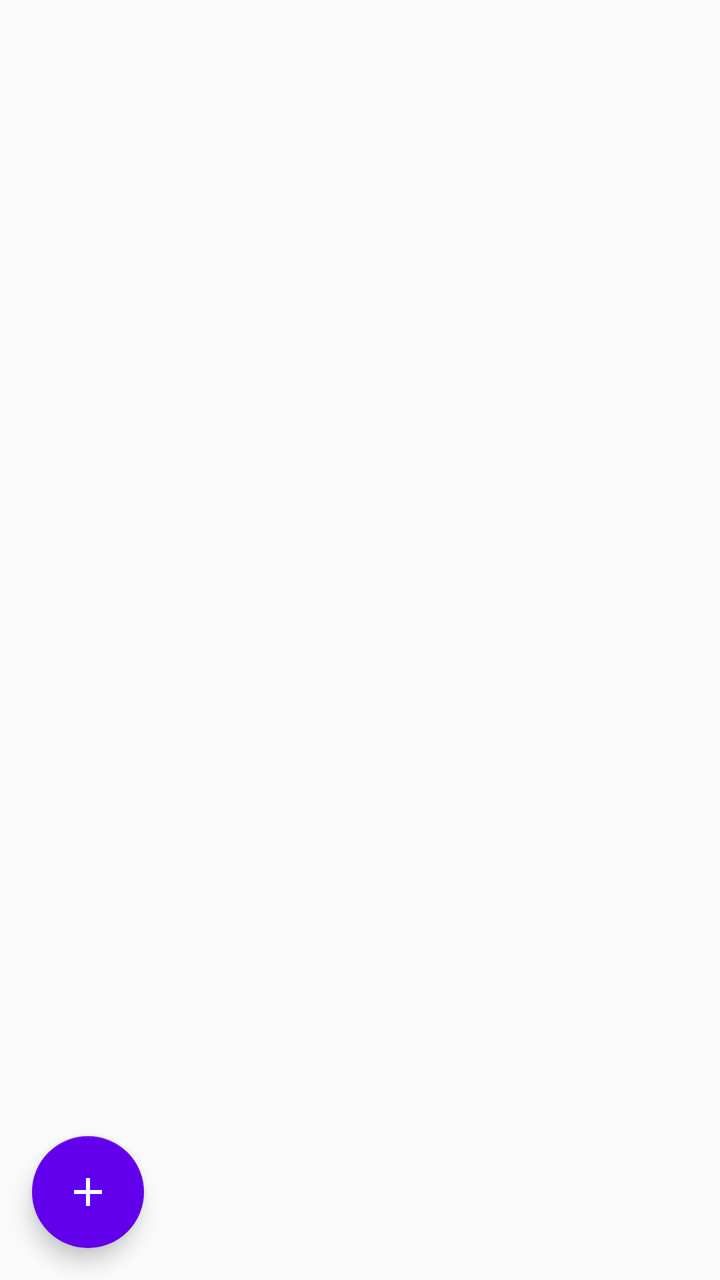
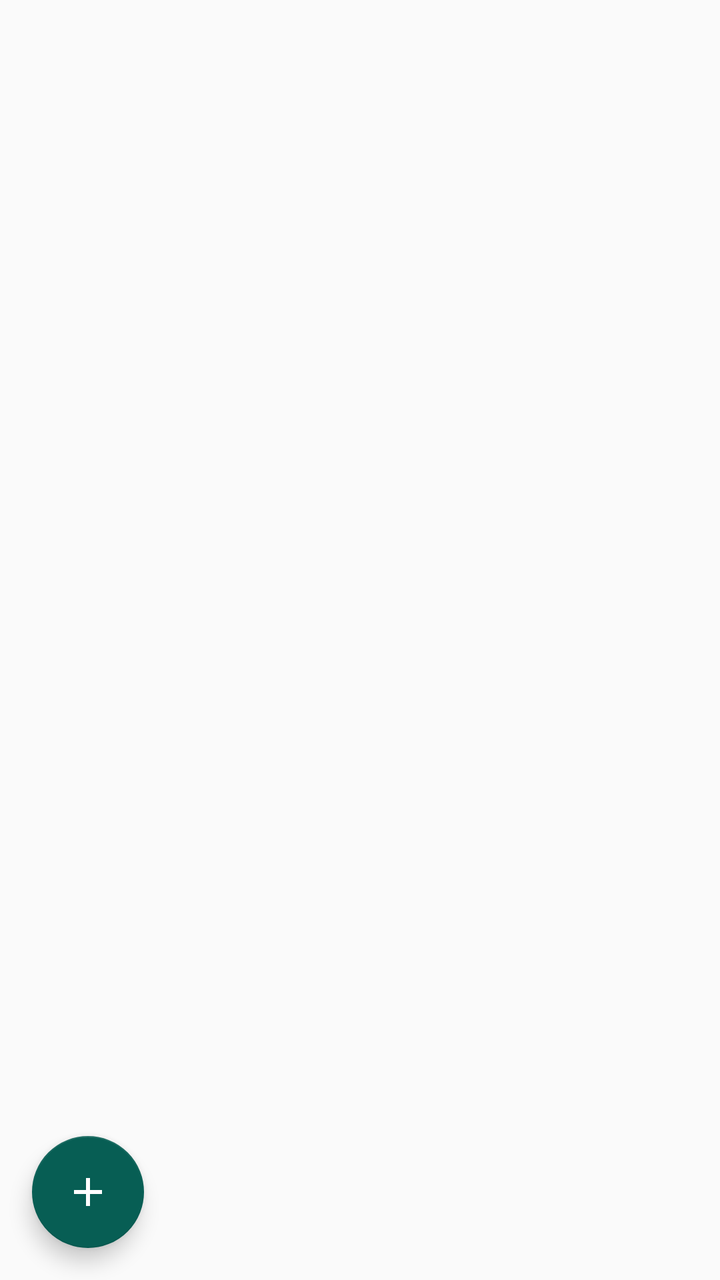

Two renders of the same Android screen: before a commit and after it. Below are the layout's source before the change and the commit's diff.
<!-- AndroidManifest.xml: application theme Theme.WhatsDownloadPlus -->
<!-- res/layout/fragment_tracker.xml -->
<?xml version="1.0" encoding="utf-8"?>
<androidx.constraintlayout.widget.ConstraintLayout
    xmlns:android="http://schemas.android.com/apk/res/android"
    xmlns:app="http://schemas.android.com/apk/res-auto"
    android:layout_width="match_parent"
    android:layout_height="match_parent"
    android:background="#FAFAFA">

    <androidx.recyclerview.widget.RecyclerView
        android:id="@+id/recyclerViewTracker"
        android:layout_width="0dp"
        android:layout_height="0dp"
        android:padding="12dp"
        app:layout_constraintTop_toTopOf="parent"
        app:layout_constraintBottom_toTopOf="@+id/fabAddFilter"
        app:layout_constraintStart_toStartOf="parent"
        app:layout_constraintEnd_toEndOf="parent"/>

    
    <TextView
        android:id="@+id/textEmptyState"
        android:layout_width="wrap_content"
        android:layout_height="wrap_content"
        android:text="No notifications found for this keyword."
        android:textSize="16sp"
        android:textColor="@color/black"
        android:visibility="gone"
        app:layout_constraintTop_toTopOf="@id/recyclerViewTracker"
        app:layout_constraintBottom_toBottomOf="@id/recyclerViewTracker"
        app:layout_constraintStart_toStartOf="parent"
        app:layout_constraintEnd_toEndOf="parent"/>

    <com.google.android.material.floatingactionbutton.FloatingActionButton
        android:id="@+id/fabAddFilter"
        android:layout_width="56dp"
        android:layout_height="56dp"
        android:contentDescription="Add Filter"
        android:src="@drawable/ic_add"
        app:backgroundTint="@color/purple_500"
        app:layout_constraintBottom_toBottomOf="parent"
        app:layout_constraintStart_toStartOf="parent"
        android:layout_margin="16dp"/>
</androidx.constraintlayout.widget.ConstraintLayout>
<!-- resources referenced by this layout -->
<resources>
  <color name="black">#FF000000</color>
  <color name="purple_500">#FF6200EE</color>
  <!-- drawable ic_add (drawable) -->
  <?xml version="1.0" encoding="utf-8"?>
  <vector xmlns:android="http://schemas.android.com/apk/res/android"
      android:width="24dp"
      android:height="24dp"
      android:viewportWidth="24"
      android:viewportHeight="24">
  
      <path
          android:fillColor="#FFFFFF"
          android:pathData="M19,13h-6v6h-2v-6H5v-2h6V5h2v6h6v2z"/>
  </vector>
  <style name="Theme.WhatsDownloadPlus" parent="Theme.MaterialComponents.DayNight.NoActionBar">
          
          <item name="colorPrimary">@color/whatsapp_green</item>
          <item name="colorPrimaryVariant">@color/whatsapp_dark_green</item>
          <item name="colorOnPrimary">@android:color/white</item>
  
          
          <item name="colorSecondary">@color/teal_200</item>
          <item name="colorSecondaryVariant">@color/teal_700</item>
          <item name="colorOnSecondary">@android:color/white</item>
  
          
          <item name="android:windowBackground">@color/white</item>
          <item name="android:navigationBarColor">@color/whatsapp_green</item>
          <item name="android:statusBarColor">@color/whatsapp_dark_green</item>
  
          
          <item name="android:textColor">@android:color/black</item>
          <item name="android:colorBackground">@color/white</item>
      </style>
  <color name="whatsapp_green">#075E54</color>
  <color name="whatsapp_dark_green">#054C44</color>
  <color name="teal_200">#FF03DAC5</color>
  <color name="teal_700">#FF018786</color>
  <color name="white">#FFFFFFFF</color>
</resources>

<!-- the commit's change to res/layout/fragment_tracker.xml (unified diff, before → after) -->
@@ -36,7 +36,7 @@
         android:layout_height="56dp"
         android:contentDescription="Add Filter"
         android:src="@drawable/ic_add"
-        app:backgroundTint="@color/purple_500"
+        app:backgroundTint="@color/whatsapp_green"
         app:layout_constraintBottom_toBottomOf="parent"
         app:layout_constraintStart_toStartOf="parent"
         android:layout_margin="16dp"/>
<!-- resource entries referenced after the edit -->
@@ -1,7 +1,6 @@
 <!-- resources referenced by this layout -->
 <resources>
   <color name="black">#FF000000</color>
-  <color name="purple_500">#FF6200EE</color>
   <!-- drawable ic_add (drawable) -->
   <?xml version="1.0" encoding="utf-8"?>
   <vector xmlns:android="http://schemas.android.com/apk/res/android"
